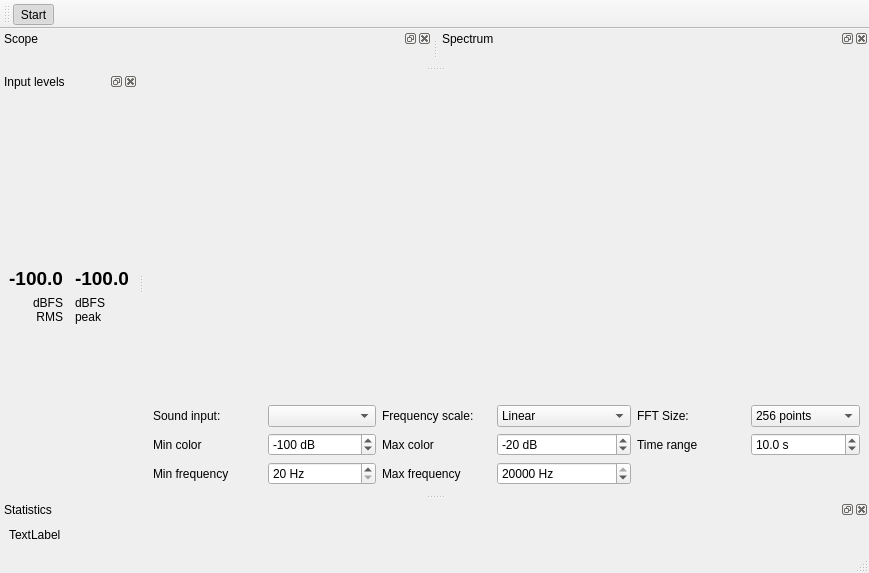
This is friture.ui in tlecomte/friture as Qt 5 draws it before an edit. The edited form follows.
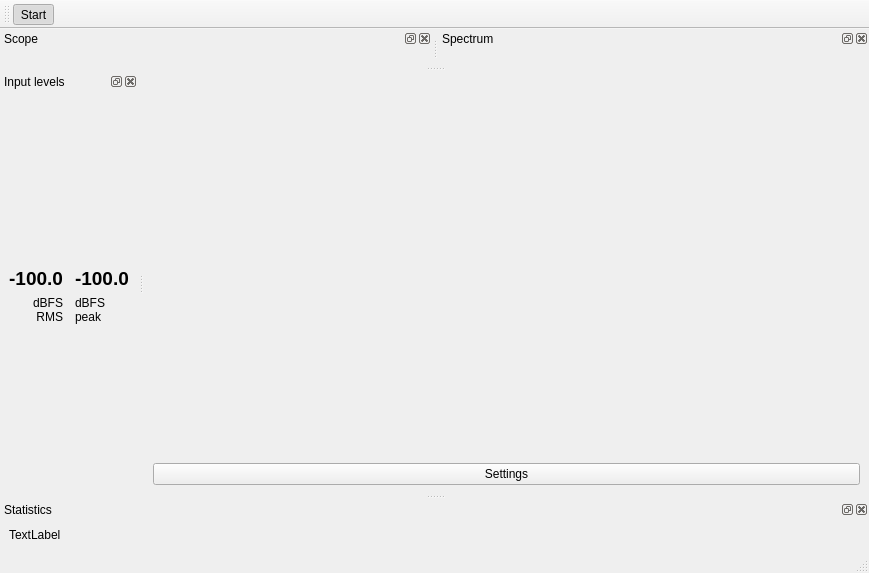
This is the edited form. Icons and pictures are not drawn. Custom widgets are drawn as their Qt base class.

Commit message: Move settings to a separate dialog. Greatly cleans up the interface !

What changed in the file:
```diff
--- a/friture.ui
+++ b/friture.ui
@@ -15,235 +15,15 @@
   </property>
   <widget class="QWidget" name="centralwidget">
    <layout class="QGridLayout" name="gridLayout_3">
-    <item row="0" column="0" colspan="6">
+    <item row="0" column="0" colspan="2">
      <widget class="ImagePlot" name="PlotZoneImage">
       <layout class="QGridLayout" name="gridLayout"/>
      </widget>
     </item>
-    <item row="3" column="0">
-     <widget class="QLabel" name="label_7">
+    <item row="1" column="0" colspan="2">
+     <widget class="QPushButton" name="pushButton_settings">
       <property name="text">
-       <string>Min frequency</string>
-      </property>
-     </widget>
-    </item>
-    <item row="1" column="1">
-     <widget class="QComboBox" name="comboBox_inputDevice"/>
-    </item>
-    <item row="2" column="3">
-     <widget class="QSpinBox" name="spinBox_specmax">
-      <property name="keyboardTracking">
-       <bool>false</bool>
-      </property>
-      <property name="suffix">
-       <string> dB</string>
-      </property>
-      <property name="minimum">
-       <number>-200</number>
-      </property>
-      <property name="maximum">
-       <number>200</number>
-      </property>
-      <property name="value">
-       <number>-20</number>
-      </property>
-     </widget>
-    </item>
-    <item row="2" column="0">
-     <widget class="QLabel" name="label_5">
-      <property name="text">
-       <string>Min color</string>
-      </property>
-     </widget>
-    </item>
-    <item row="1" column="5">
-     <widget class="QComboBox" name="comboBox_fftsize">
-      <property name="currentIndex">
-       <number>3</number>
-      </property>
-      <item>
-       <property name="text">
-        <string>32 points</string>
-       </property>
-      </item>
-      <item>
-       <property name="text">
-        <string>64 points</string>
-       </property>
-      </item>
-      <item>
-       <property name="text">
-        <string>128 points</string>
-       </property>
-      </item>
-      <item>
-       <property name="text">
-        <string>256 points</string>
-       </property>
-      </item>
-      <item>
-       <property name="text">
-        <string>512 points</string>
-       </property>
-      </item>
-      <item>
-       <property name="text">
-        <string>1024 points</string>
-       </property>
-      </item>
-      <item>
-       <property name="text">
-        <string>2048 points</string>
-       </property>
-      </item>
-      <item>
-       <property name="text">
-        <string>4096 points</string>
-       </property>
-      </item>
-      <item>
-       <property name="text">
-        <string>8192 points</string>
-       </property>
-      </item>
-      <item>
-       <property name="text">
-        <string>16384 points</string>
-       </property>
-      </item>
-     </widget>
-    </item>
-    <item row="1" column="0">
-     <widget class="QLabel" name="label_3">
-      <property name="text">
-       <string>Sound input:</string>
-      </property>
-     </widget>
-    </item>
-    <item row="1" column="2">
-     <widget class="QLabel" name="label_2">
-      <property name="text">
-       <string>Frequency scale:</string>
-      </property>
-     </widget>
-    </item>
-    <item row="2" column="1">
-     <widget class="QSpinBox" name="spinBox_specmin">
-      <property name="keyboardTracking">
-       <bool>false</bool>
-      </property>
-      <property name="suffix">
-       <string> dB</string>
-      </property>
-      <property name="minimum">
-       <number>-200</number>
-      </property>
-      <property name="maximum">
-       <number>200</number>
-      </property>
-      <property name="value">
-       <number>-100</number>
-      </property>
-     </widget>
-    </item>
-    <item row="1" column="3">
-     <widget class="QComboBox" name="comboBox_freqscale">
-      <item>
-       <property name="text">
-        <string>Linear</string>
-       </property>
-      </item>
-      <item>
-       <property name="text">
-        <string>Logarithmic</string>
-       </property>
-      </item>
-      <item>
-       <property name="text">
-        <string>Logarithmic base 2</string>
-       </property>
-      </item>
-     </widget>
-    </item>
-    <item row="1" column="4">
-     <widget class="QLabel" name="label">
-      <property name="text">
-       <string>FFT Size:</string>
-      </property>
-     </widget>
-    </item>
-    <item row="2" column="2">
-     <widget class="QLabel" name="label_6">
-      <property name="text">
-       <string>Max color</string>
-      </property>
-     </widget>
-    </item>
-    <item row="2" column="4">
-     <widget class="QLabel" name="label_4">
-      <property name="text">
-       <string>Time range</string>
-      </property>
-     </widget>
-    </item>
-    <item row="2" column="5">
-     <widget class="QDoubleSpinBox" name="doubleSpinBox_timerange">
-      <property name="suffix">
-       <string> s</string>
-      </property>
-      <property name="decimals">
-       <number>1</number>
-      </property>
-      <property name="minimum">
-       <double>0.100000000000000</double>
-      </property>
-      <property name="maximum">
-       <double>1000.000000000000000</double>
-      </property>
-      <property name="value">
-       <double>10.000000000000000</double>
-      </property>
-     </widget>
-    </item>
-    <item row="3" column="2">
-     <widget class="QLabel" name="label_8">
-      <property name="text">
-       <string>Max frequency</string>
-      </property>
-     </widget>
-    </item>
-    <item row="3" column="1">
-     <widget class="QSpinBox" name="spinBox_minfreq">
-      <property name="suffix">
-       <string> Hz</string>
-      </property>
-      <property name="minimum">
-       <number>20</number>
-      </property>
-      <property name="maximum">
-       <number>20000</number>
-      </property>
-      <property name="singleStep">
-       <number>10</number>
-      </property>
-     </widget>
-    </item>
-    <item row="3" column="3">
-     <widget class="QSpinBox" name="spinBox_maxfreq">
-      <property name="suffix">
-       <string> Hz</string>
-      </property>
-      <property name="minimum">
-       <number>20</number>
-      </property>
-      <property name="maximum">
-       <number>20000</number>
-      </property>
-      <property name="singleStep">
-       <number>1000</number>
-      </property>
-      <property name="value">
-       <number>20000</number>
+       <string>Settings</string>
       </property>
      </widget>
     </item>
```
The commit also changes 4 other files.
